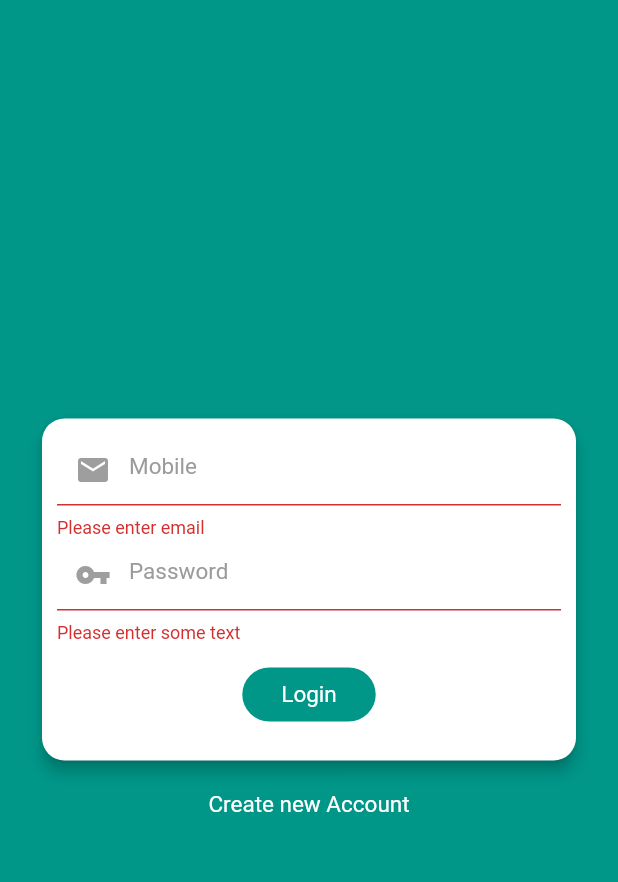
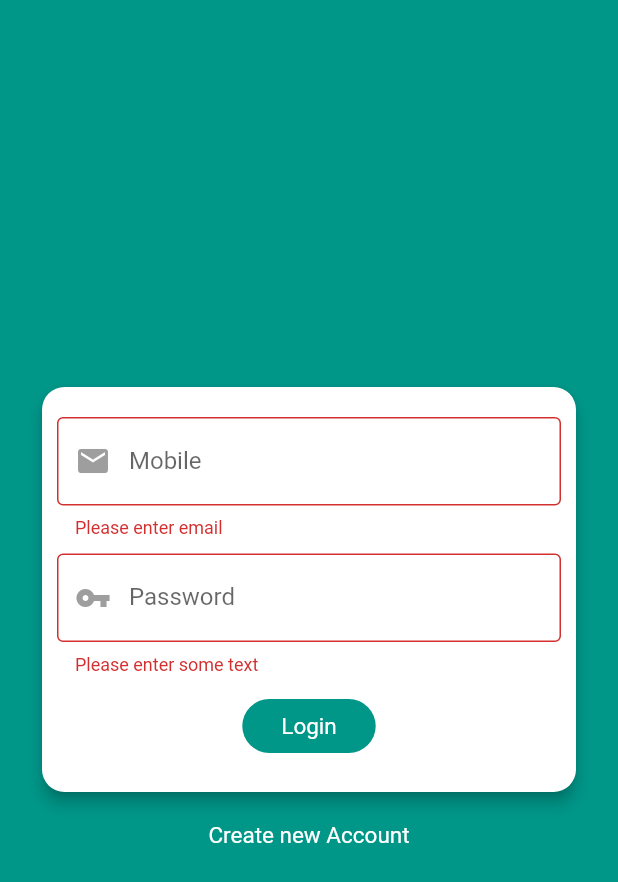
Before and after one commit to samuchakraborty/laravel_with_flutter, a Flutter app: the screen it shows after launch, after a tap on "Login", on a phone screen of 412 x 824 dp. Shown: the top 882 px of the screen. Run offline on Flutter 3.47's test engine with Material 2 defaults, Android fonts, the phone set to English and light mode, and no system bars; our stand-ins replace shared_preferences.

```diff
--- a/lib/screen/login.dart
+++ b/lib/screen/login.dart
@@ -16,6 +16,8 @@ class _LoginState extends State<Login> {
   final _formKey = GlobalKey<FormState>();
   var mobile;
   var password;
+  var mobileError;
+  var passwordError;
   final _scaffoldKey = GlobalKey<ScaffoldState>();
 
   _showMsg(msg) {
@@ -58,40 +60,52 @@ class _LoginState extends State<Login> {
                           child: Column(
                             mainAxisAlignment: MainAxisAlignment.center,
                             children: <Widget>[
+                              SizedBox(
+                                height: 10,
+                              ),
                               TextFormField(
                                 style: TextStyle(color: Color(0xFF000000)),
                                 cursorColor: Color(0xFF9b9b9b),
                                 keyboardType: TextInputType.text,
                                 decoration: InputDecoration(
+                                  border: OutlineInputBorder(),
                                   prefixIcon: Icon(
                                     Icons.email,
                                     color: Colors.grey,
                                   ),
-                                  hintText: "Mobile",
+                                  hintText: "Enter your Mobile",
+                                  labelText: "Mobile",
+                                  errorText: mobileError,
                                   hintStyle: TextStyle(
                                       color: Color(0xFF9b9b9b),
                                       fontSize: 15,
                                       fontWeight: FontWeight.normal),
                                 ),
-                                validator: (emailValue) {
-                                  if (emailValue.isEmpty) {
+                                validator: (mobileValue) {
+                                  if (mobileValue.isEmpty) {
                                     return 'Please enter email';
+                                  } else if (mobileValue.length < 11) {
+                                    return 'please enter valid number';
                                   }
-                                  mobile = emailValue;
+                                  mobile = mobileValue;
                                   return null;
                                 },
                               ),
+                              SizedBox(height: 10),
                               TextFormField(
                                 style: TextStyle(color: Color(0xFF000000)),
                                 cursorColor: Color(0xFF9b9b9b),
                                 keyboardType: TextInputType.text,
-                                obscureText: true,
+                                obscureText: false,
                                 decoration: InputDecoration(
                                   prefixIcon: Icon(
                                     Icons.vpn_key,
                                     color: Colors.grey,
                                   ),
-                                  hintText: "Password",
+                                  hintText: "Enter your Password",
+                                  labelText: "Password",
+                                  border: OutlineInputBorder(),
+                                  errorText: passwordError,
                                   hintStyle: TextStyle(
                                       color: Color(0xFF9b9b9b),
                                       fontSize: 15,
@@ -175,7 +189,7 @@ class _LoginState extends State<Login> {
     });
     var data = {'mobile': mobile, 'password': password};
 
-    var res = await Network().authData(data, '/api/login');
+    var res = await Network().authData(data, '/login');
     var body = json.decode(res.body);
     if (res.statusCode == 200) {
       SharedPreferences localStorage = await SharedPreferences.getInstance();
@@ -185,6 +199,8 @@ class _LoginState extends State<Login> {
         context,
         new MaterialPageRoute(builder: (context) => Home()),
       );
+    } else if (res.statusCode != 200) {
+      mobileError = "These credentials do not match our records.";
     } else {
       _showMsg(body['msg']);
     }
```
